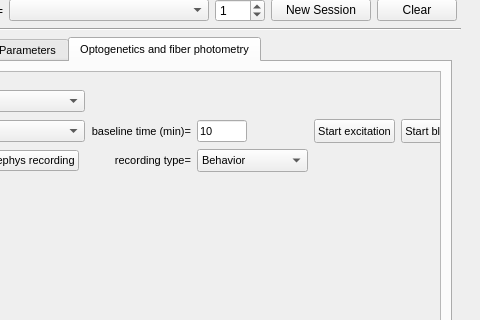
This is src/foraging_gui/ForagingGUI.ui in AllenNeuralDynamics/dynamic-foraging-task as Qt 5 draws it before an edit; both pictures show x 480 to 960 and y 275 to 595 of the 960 by 725 pixel window. The edited form follows.
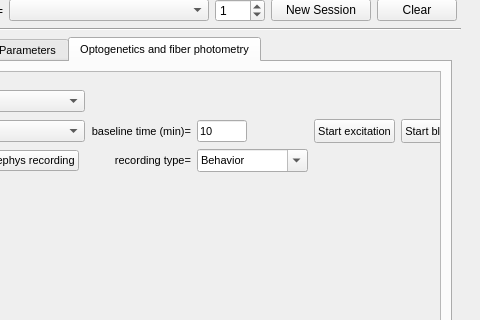
This is the edited form. Icons and pictures are not drawn.

Commit message: Making recording type editable

Diff of the .ui file:
```diff
--- a/src/foraging_gui/ForagingGUI.ui
+++ b/src/foraging_gui/ForagingGUI.ui
@@ -4642,10 +4642,10 @@
                <widget class="QWidget" name="scrollAreaWidgetContents_5">
                 <property name="geometry">
                  <rect>
-                  <x>0</x>
+                  <x>-261</x>
                   <y>0</y>
-                  <width>722</width>
-                  <height>308</height>
+                  <width>952</width>
+                  <height>286</height>
                  </rect>
                 </property>
                 <layout class="QHBoxLayout" name="horizontalLayout_16">
@@ -4875,6 +4875,9 @@
                           <verstretch>0</verstretch>
                          </sizepolicy>
                         </property>
+                        <property name="editable">
+                         <bool>true</bool>
+                        </property>
                         <item>
                          <property name="text">
                           <string>Behavior</string>
```
Left out of the diff: 18 changed lines with no effect on the pictures.
